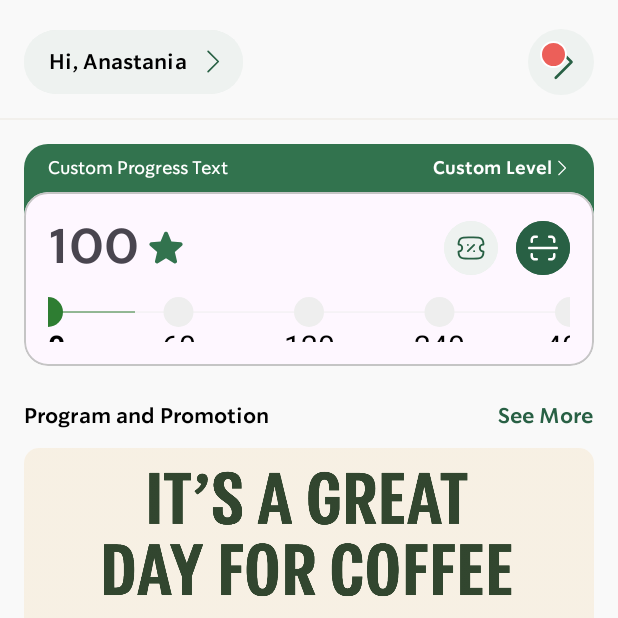
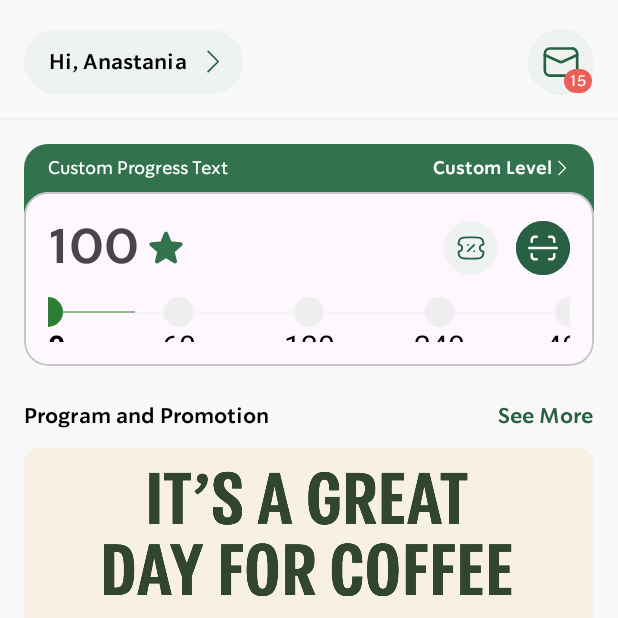
Before and after one commit to InSal99/UXAssignment3, an Android app: the screen it shows after launch (MainActivity), on a phone screen of 412 x 824 dp, the top half of it. Run offline under Robolectric (Android 15) with nearby library versions, the phone set to English and light mode, and no system bars; pictures from the network do not load.

Commit message:
add:animation, content

```diff
--- a/app/src/main/java/com/example/uxassignment3/IconWithBadgeView.kt
+++ b/app/src/main/java/com/example/uxassignment3/IconWithBadgeView.kt
@@ -2,50 +2,113 @@ package com.example.uxassignment3
 
 import android.content.Context
 import android.util.AttributeSet
-import android.view.LayoutInflater
-import android.widget.FrameLayout
-import android.widget.ImageView
-import android.widget.TextView
+import android.util.Log
+import android.view.animation.AccelerateDecelerateInterpolator
+import androidx.core.content.ContextCompat
+import com.google.android.material.badge.BadgeDrawable
+import com.google.android.material.button.MaterialButton
 
 class IconWithBadgeView @JvmOverloads constructor(
     context: Context, attrs: AttributeSet? = null, defStyleAttr: Int = 0
-) : FrameLayout(context, attrs, defStyleAttr) {
+) : MaterialButton(context, attrs, defStyleAttr) {
 
-    private val icon: ImageView
-    private val badge: TextView
+    private lateinit var badgeDrawable: BadgeDrawable
 
     init {
-        // Inflate the layout
-        val view = LayoutInflater.from(context).inflate(R.layout.icon_with_badge, this, true)
-        icon = view.findViewById(R.id.ivIcon)
-        badge = view.findViewById(R.id.badge)
-
-        // Read the attrs
-        val typedArray = context.obtainStyledAttributes(attrs, R.styleable.IconWithBadgeView, defStyleAttr, 0)
-        val iconResId = typedArray.getResourceId(R.styleable.IconWithBadgeView_iconSrc, 0)
-        if (iconResId != 0) {
-            setIcon(iconResId)
-        }
-        typedArray.recycle()
+        setupBadge()
+        setupClickListener()
     }
 
-    // Set the icon
-    fun setIcon(resId: Int) {
-        icon.setImageResource(resId)
+    private fun setupBadge() {
+        badgeDrawable = BadgeDrawable.create(context).apply {
+            backgroundColor = ContextCompat.getColor(context, R.color.red_full)
+            badgeTextColor = ContextCompat.getColor(context, R.color.white_full)
+            maxCharacterCount = 3
+            badgeGravity = BadgeDrawable.TOP_START
+            isVisible = true
+            number = 5
+            horizontalOffset = 64
+            verticalOffset = 64
+            setTextAppearance(R.style.Caption_Regular)
+        }
+        BadgeUtils.attachBadge(badgeDrawable, this)
     }
 
-    // Set the badge count
-    fun setBadgeCount(count: Int) {
-        if (count > 0) {
-            badge.text = if (count > 99) "99+" else count.toString()
-            badge.visibility = VISIBLE
-        } else {
-            badge.visibility = GONE
+    fun updateBadgeCount(count: Int) {
+        badgeDrawable.number +=  count
+
+        if (badgeDrawable.number > 99) {
+            badgeDrawable.text = "99+"
+        }
+        Log.d("BadgeDebug", "Badge count updated: ${badgeDrawable.number}")
+    }
+
+    private fun setupClickListener() {
+        setOnClickListener {
+            animateScale()
         }
     }
 
-    // Set the badge visibility
-    fun setBadgeVisible(isVisible: Boolean) {
-        badge.visibility = if (isVisible) VISIBLE else GONE
+    private fun animateScale() {
+        animate()
+            .scaleX(0.8f)
+            .scaleY(0.8f)
+            .setDuration(200)
+            .setInterpolator(AccelerateDecelerateInterpolator())
+            .withEndAction {
+                animate()
+                    .scaleX(1.0f)
+                    .scaleY(1.0f)
+                    .setDuration(200)
+                    .start()
+            }
+            .start()
     }
+
 }
+
+
+//===================== Icon With Badge View Group =============================
+//
+//class IconWithBadgeView @JvmOverloads constructor(
+//    context: Context, attrs: AttributeSet? = null, defStyleAttr: Int = 0
+//) : FrameLayout(context, attrs, defStyleAttr) {
+//
+//    private val icon: ImageView
+//    private val badge: TextView
+//
+//    init {
+//        // Inflate the layout
+//        val view = LayoutInflater.from(context).inflate(R.layout.icon_with_badge, this, true)
+//        icon = view.findViewById(R.id.ivIcon)
+//        badge = view.findViewById(R.id.badge)
+//
+//        // Read the attrs
+//        val typedArray = context.obtainStyledAttributes(attrs, R.styleable.IconWithBadgeView, defStyleAttr, 0)
+//        val iconResId = typedArray.getResourceId(R.styleable.IconWithBadgeView_iconSrc, 0)
+//        if (iconResId != 0) {
+//            setIcon(iconResId)
+//        }
+//        typedArray.recycle()
+//    }
+//
+//    // Set the icon
+//    fun setIcon(resId: Int) {
+//        icon.setImageResource(resId)
+//    }
+//
+//    // Set the badge count
+//    fun setBadgeCount(count: Int) {
+//        if (count > 0) {
+//            badge.text = if (count > 99) "99+" else count.toString()
+//            badge.visibility = VISIBLE
+//        } else {
+//            badge.visibility = GONE
+//        }
+//    }
+//
+//    // Set the badge visibility
+//    fun setBadgeVisible(isVisible: Boolean) {
+//        badge.visibility = if (isVisible) VISIBLE else GONE
+//    }
+//}
```
